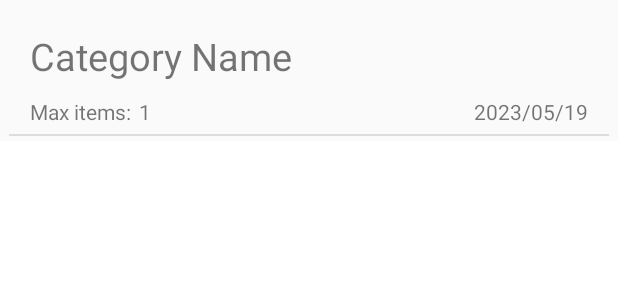
After one commit to niphomahlangu/ReaderCollect, an Android app: the layout category_view.xml on its own in the app's theme, with its tools: preview values and no code run, on a phone screen of 412 x 824 dp. The commit adds this screen. Shown: the top 300 px of the screen. Run offline under Robolectric (Android 15) with nearby library versions, the phone set to English and light mode, and no system bars.

Commit message:
Display items on recycler view.

```diff
--- a/app/build.gradle
+++ b/app/build.gradle
@@ -39,6 +39,8 @@ dependencies {
     implementation 'androidx.constraintlayout:constraintlayout:2.1.4'
     implementation 'com.google.firebase:firebase-auth:21.1.0'
     implementation 'com.google.firebase:firebase-database:20.1.0'
+    implementation 'com.firebaseui:firebase-ui:8.0.2'
+    implementation 'com.squareup.picasso:picasso:2.71828'
     testImplementation 'junit:junit:4.13.2'
     androidTestImplementation 'androidx.test.ext:junit:1.1.5'
     androidTestImplementation 'androidx.test.espresso:espresso-core:3.5.1'
--- a/app/src/main/AndroidManifest.xml
+++ b/app/src/main/AndroidManifest.xml
@@ -28,7 +28,7 @@
             android:name=".Register"
             android:exported="false" />
         <activity
-            android:name=".Category"
+            android:name=".CategoryActivity"
             android:exported="false">
             <meta-data
                 android:name="android.app.lib_name"
--- a/app/src/main/res/layout/activity_category.xml
+++ b/app/src/main/res/layout/activity_category.xml
@@ -4,7 +4,7 @@
     xmlns:tools="http://schemas.android.com/tools"
     android:layout_width="match_parent"
     android:layout_height="match_parent"
-    tools:context=".Category">
+    tools:context=".CategoryActivity">
 
     <TextView
         android:id="@+id/textView"
--- /dev/null
+++ b/app/src/main/res/layout/category_view.xml
@@ -0,0 +1,61 @@
+<?xml version="1.0" encoding="utf-8"?>
+<androidx.constraintlayout.widget.ConstraintLayout xmlns:android="http://schemas.android.com/apk/res/android"
+    xmlns:app="http://schemas.android.com/apk/res-auto"
+    xmlns:tools="http://schemas.android.com/tools"
+    android:layout_width="match_parent"
+    android:layout_height="wrap_content"
+    android:background="#fafafa">
+
+    <TextView
+        android:id="@+id/categoryName_view"
+        android:layout_width="wrap_content"
+        android:layout_height="wrap_content"
+        android:layout_marginStart="20dp"
+        android:layout_marginTop="20dp"
+        android:text="Category Name"
+        android:textSize="25sp"
+        app:layout_constraintStart_toStartOf="parent"
+        app:layout_constraintTop_toTopOf="parent" />
+
+    <TextView
+        android:id="@+id/textView6"
+        android:layout_width="wrap_content"
+        android:layout_height="wrap_content"
+        android:layout_marginStart="20dp"
+        android:layout_marginTop="10dp"
+        android:layout_marginBottom="10dp"
+        android:text="Max items:"
+        app:layout_constraintBottom_toBottomOf="parent"
+        app:layout_constraintStart_toStartOf="parent"
+        app:layout_constraintTop_toBottomOf="@+id/categoryName_view" />
+
+    <TextView
+        android:id="@+id/maxItems_view"
+        android:layout_width="wrap_content"
+        android:layout_height="wrap_content"
+        android:layout_marginStart="5dp"
+        android:layout_marginTop="10dp"
+        android:text="1"
+        app:layout_constraintStart_toEndOf="@+id/textView6"
+        app:layout_constraintTop_toBottomOf="@+id/categoryName_view" />
+
+    <TextView
+        android:id="@+id/categoryDate_view"
+        android:layout_width="wrap_content"
+        android:layout_height="wrap_content"
+        android:layout_marginEnd="20dp"
+        android:layout_marginBottom="10dp"
+        android:text="2023/05/19"
+        app:layout_constraintBottom_toBottomOf="parent"
+        app:layout_constraintEnd_toEndOf="parent" />
+
+    <View
+        android:id="@+id/divider"
+        android:layout_width="400dp"
+        android:layout_height="1dp"
+        android:layout_marginTop="5dp"
+        android:background="?android:attr/listDivider"
+        app:layout_constraintEnd_toEndOf="parent"
+        app:layout_constraintStart_toStartOf="parent"
+        app:layout_constraintTop_toBottomOf="@+id/textView6" />
+</androidx.constraintlayout.widget.ConstraintLayout>
```
Also changed, not shown: app/src/main/java/com/example/readercollect/HomeFragment.java (+79 -1 lines).
